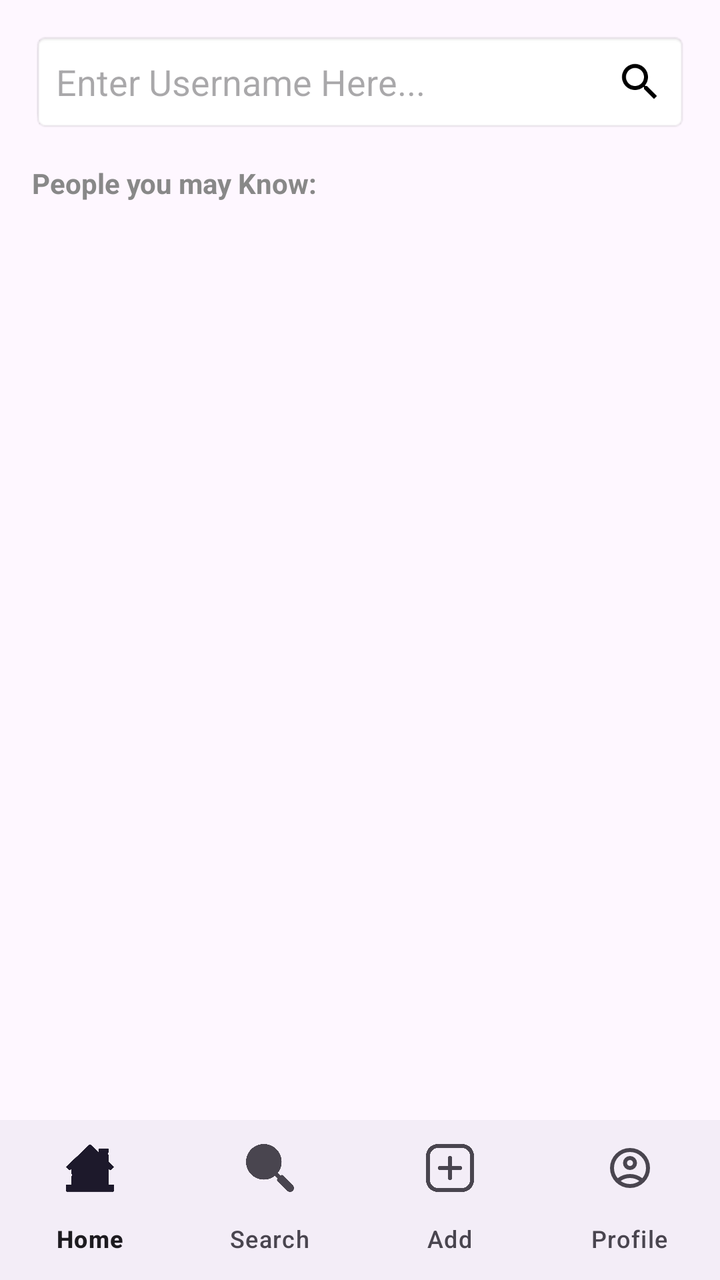
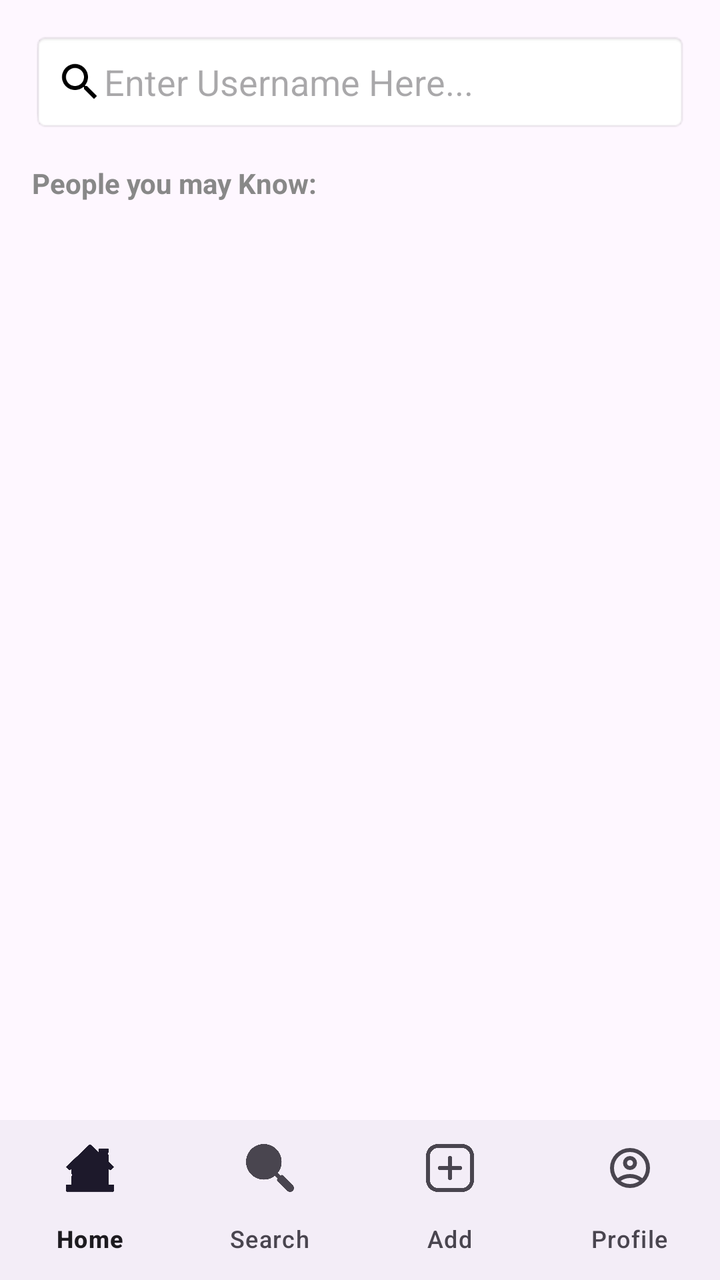

Before-and-after screenshots of an Android layout around one commit, followed by the original layout XML and the change that was made.
<!-- AndroidManifest.xml: application theme Theme.WooferProject -->
<!-- res/layout/search.xml -->
<androidx.constraintlayout.widget.ConstraintLayout xmlns:android="http://schemas.android.com/apk/res/android"
    xmlns:tools="http://schemas.android.com/tools"
    android:layout_width="match_parent"
    android:layout_height="match_parent"
    xmlns:app="http://schemas.android.com/apk/res-auto">

    <EditText
        android:id="@+id/searchBar"
        android:layout_width="0dp"
        android:layout_height="50dp"
        android:layout_margin="16dp"
        android:background="@android:drawable/editbox_background_normal"
        android:drawableEnd="@drawable/ic_search"
        android:hint="Enter Username Here..."
        android:inputType="text"
        android:paddingStart="12dp"
        android:paddingEnd="12dp"
        android:singleLine="true"
        app:layout_constraintEnd_toEndOf="parent"
        app:layout_constraintStart_toStartOf="parent"
        app:layout_constraintTop_toTopOf="parent" />

    <ImageView
        android:id="@+id/xButton"
        android:layout_width="wrap_content"
        android:layout_height="wrap_content"
        android:layout_marginEnd="12dp"
        android:src="@android:drawable/ic_menu_close_clear_cancel"
        android:visibility="gone"
        android:elevation="2dp"
        app:layout_constraintBottom_toBottomOf="@+id/searchBar"
        app:layout_constraintEnd_toEndOf="@+id/searchBar"
        app:layout_constraintTop_toTopOf="@+id/searchBar" />

    <TextView
        android:id="@+id/mutuals"
        android:layout_width="wrap_content"
        android:layout_height="wrap_content"
        android:layout_marginStart="16dp"
        android:layout_marginTop="16dp"
        android:text="People you may Know:"
        android:textColor="#888888"
        android:textStyle="bold"
        app:layout_constraintStart_toStartOf="parent"
        app:layout_constraintTop_toBottomOf="@id/searchBar" />

    <androidx.recyclerview.widget.RecyclerView
        android:id="@+id/mutualsRecyclerView"
        android:layout_width="0dp"
        android:layout_height="0dp"
        android:layout_marginTop="8dp"
        app:layout_constraintBottom_toTopOf="@id/navigationBar"
        app:layout_constraintEnd_toEndOf="parent"
        app:layout_constraintStart_toStartOf="parent"
        app:layout_constraintTop_toBottomOf="@id/mutuals" />

    <androidx.recyclerview.widget.RecyclerView
        android:id="@+id/searchResultsRecyclerView"
        android:layout_width="0dp"
        android:layout_height="0dp"
        android:layout_marginTop="8dp"
        android:background="#FFFFFF"
        android:elevation="4dp"
        android:visibility="gone"
        app:layout_constraintBottom_toTopOf="@id/navigationBar"
        app:layout_constraintEnd_toEndOf="parent"
        app:layout_constraintStart_toStartOf="parent"
        app:layout_constraintTop_toBottomOf="@id/searchBar" />

    <com.google.android.material.bottomnavigation.BottomNavigationView
        android:id="@+id/navigationBar"
        android:layout_width="0dp"
        android:layout_height="wrap_content"
        app:labelVisibilityMode="labeled"
        app:layout_constraintBottom_toBottomOf="parent"
        app:layout_constraintEnd_toEndOf="parent"
        app:layout_constraintHorizontal_bias="0.0"
        app:layout_constraintStart_toStartOf="parent"
        app:menu="@menu/bottom_menu" />

</androidx.constraintlayout.widget.ConstraintLayout>
<!-- resources referenced by this layout -->
<resources>
  <!-- drawable ic_search (drawable) -->
  <vector xmlns:android="http://schemas.android.com/apk/res/android" android:height="24dp" android:tint="#000000" android:viewportHeight="24" android:viewportWidth="24" android:width="24dp">
        
      <path android:fillColor="@android:color/white" android:pathData="M15.5,14h-0.79l-0.28,-0.27C15.41,12.59 16,11.11 16,9.5 16,5.91 13.09,3 9.5,3S3,5.91 3,9.5 5.91,16 9.5,16c1.61,0 3.09,-0.59 4.23,-1.57l0.27,0.28v0.79l5,4.99L20.49,19l-4.99,-5zM9.5,14C7.01,14 5,11.99 5,9.5S7.01,5 9.5,5 14,7.01 14,9.5 11.99,14 9.5,14z"/>
      
  </vector>
  <style name="Theme.WooferProject" parent="Base.Theme.WooferProject" />
  <style name="Base.Theme.WooferProject" parent="Theme.Material3.DayNight.NoActionBar">
          
          <item name="colorPrimary">@color/magnet_blue</item>
          <item name="colorOnPrimary">@color/white</item>
          <item name="colorPrimaryContainer">@color/magnet_blue</item>
          <item name="colorOnPrimaryContainer">@color/white</item>
      </style>
  <color name="magnet_blue">#1E3A5F</color>
  <color name="white">#FFFFFFFF</color>
</resources>

<!-- the commit's change to res/layout/search.xml (unified diff, before → after) -->
@@ -10,7 +10,7 @@
         android:layout_height="50dp"
         android:layout_margin="16dp"
         android:background="@android:drawable/editbox_background_normal"
-        android:drawableEnd="@drawable/ic_search"
+        android:drawableStart="@drawable/ic_search"
         android:hint="Enter Username Here..."
         android:inputType="text"
         android:paddingStart="12dp"
